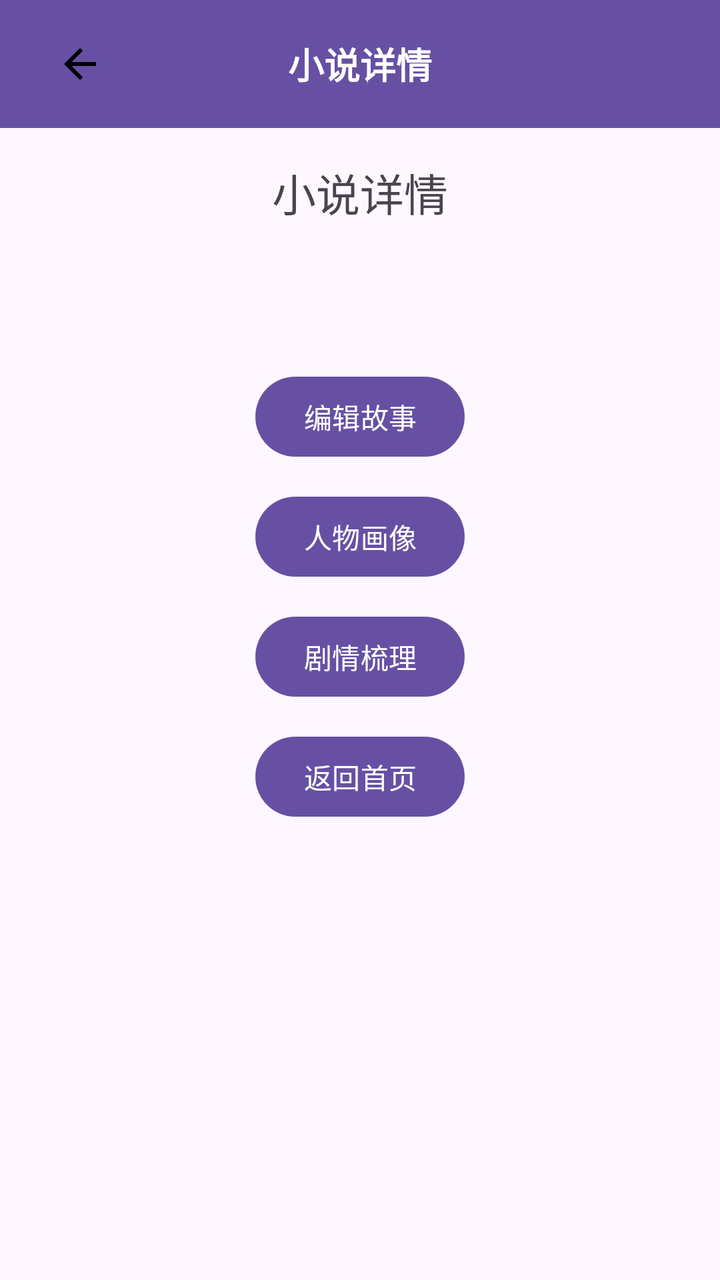
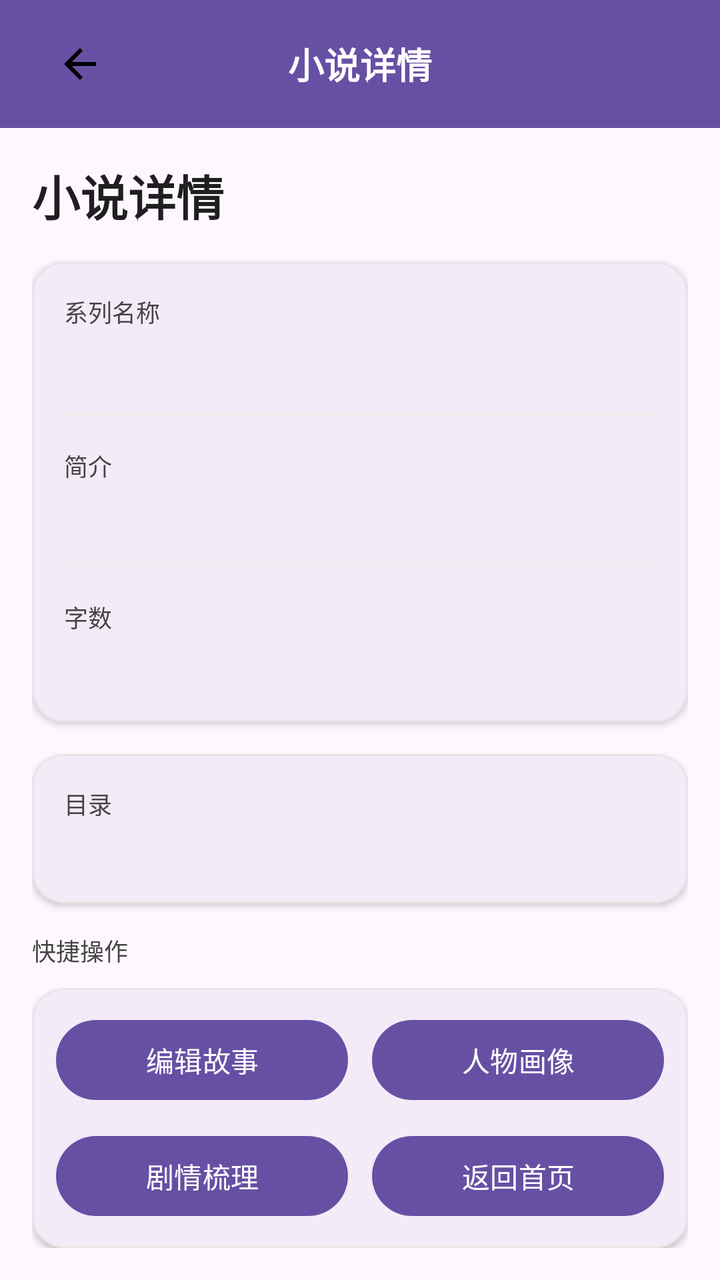

Screens rendered from an Android XML layout before and after an edit, with the pre-edit source and the edit as a unified diff.
<!-- AndroidManifest.xml: application theme Theme.StoryTeller -->
<!-- res/layout/activity_story_detail.xml -->
<?xml version="1.0" encoding="utf-8"?>
<androidx.constraintlayout.widget.ConstraintLayout xmlns:android="http://schemas.android.com/apk/res/android"
    xmlns:app="http://schemas.android.com/apk/res-auto"
    android:layout_width="match_parent"
    android:layout_height="match_parent">

    <com.google.android.material.appbar.AppBarLayout
        android:id="@+id/appbar"
        android:layout_width="0dp"
        android:layout_height="wrap_content"
        app:layout_constraintTop_toTopOf="parent"
        app:layout_constraintStart_toStartOf="parent"
        app:layout_constraintEnd_toEndOf="parent">

        <androidx.appcompat.widget.Toolbar
            android:layout_width="match_parent"
            android:layout_height="?attr/actionBarSize"
            android:background="?attr/colorPrimary">

            <ImageView
                android:id="@+id/btn_back"
                android:layout_width="48dp"
                android:layout_height="48dp"
                android:layout_gravity="start"
                android:padding="12dp"
                android:src="@drawable/ic_arrow_back"
                android:contentDescription="@string/action_back" />

            <TextView
                android:layout_width="wrap_content"
                android:layout_height="wrap_content"
                android:layout_gravity="center"
                android:text="@string/title_story_preview"
                android:textColor="@android:color/white"
                android:textSize="18sp"
                android:textStyle="bold" />
        </androidx.appcompat.widget.Toolbar>
    </com.google.android.material.appbar.AppBarLayout>

    <TextView
        android:id="@+id/tv_story_preview_title"
        android:layout_width="wrap_content"
        android:layout_height="wrap_content"
        android:layout_marginTop="16dp"
        android:text="@string/title_story_preview"
        android:textSize="22sp"
        app:layout_constraintTop_toBottomOf="@id/appbar"
        app:layout_constraintStart_toStartOf="parent"
        app:layout_constraintEnd_toEndOf="parent" />

    <TextView
        android:id="@+id/tv_story_series"
        android:layout_width="0dp"
        android:layout_height="wrap_content"
        android:layout_marginTop="12dp"
        android:layout_marginStart="24dp"
        android:layout_marginEnd="24dp"
        android:textColor="#1976D2"
        android:textSize="14sp"
        app:layout_constraintTop_toBottomOf="@id/tv_story_preview_title"
        app:layout_constraintStart_toStartOf="parent"
        app:layout_constraintEnd_toEndOf="parent" />

    <TextView
        android:id="@+id/tv_story_description"
        android:layout_width="0dp"
        android:layout_height="wrap_content"
        android:layout_marginTop="6dp"
        android:layout_marginStart="24dp"
        android:layout_marginEnd="24dp"
        android:textSize="14sp"
        android:textColor="@android:color/darker_gray"
        app:layout_constraintTop_toBottomOf="@id/tv_story_series"
        app:layout_constraintStart_toStartOf="parent"
        app:layout_constraintEnd_toEndOf="parent" />

    <Button
        android:id="@+id/btn_edit_story"
        android:layout_width="wrap_content"
        android:layout_height="wrap_content"
        android:layout_marginTop="16dp"
        android:text="@string/action_edit_story"
        app:layout_constraintTop_toBottomOf="@id/tv_story_description"
        app:layout_constraintStart_toStartOf="parent"
        app:layout_constraintEnd_toEndOf="parent" />

    <Button
        android:id="@+id/btn_character_analysis"
        android:layout_width="wrap_content"
        android:layout_height="wrap_content"
        android:layout_marginTop="12dp"
        android:text="@string/action_character_analysis"
        app:layout_constraintTop_toBottomOf="@id/btn_edit_story"
        app:layout_constraintStart_toStartOf="parent"
        app:layout_constraintEnd_toEndOf="parent" />

    <Button
        android:id="@+id/btn_plot_tree"
        android:layout_width="wrap_content"
        android:layout_height="wrap_content"
        android:layout_marginTop="12dp"
        android:text="@string/action_plot_outline"
        app:layout_constraintTop_toBottomOf="@id/btn_character_analysis"
        app:layout_constraintStart_toStartOf="parent"
        app:layout_constraintEnd_toEndOf="parent" />

    <Button
        android:id="@+id/btn_back_home"
        android:layout_width="wrap_content"
        android:layout_height="wrap_content"
        android:layout_marginTop="12dp"
        android:text="@string/action_back_home"
        app:layout_constraintTop_toBottomOf="@id/btn_plot_tree"
        app:layout_constraintStart_toStartOf="parent"
        app:layout_constraintEnd_toEndOf="parent" />


</androidx.constraintlayout.widget.ConstraintLayout>
<!-- resources referenced by this layout -->
<resources>
  <!-- drawable ic_arrow_back (drawable) -->
  <?xml version="1.0" encoding="utf-8"?>
  <vector xmlns:android="http://schemas.android.com/apk/res/android"
      android:width="24dp"
      android:height="24dp"
      android:viewportWidth="24"
      android:viewportHeight="24">
      <path
          android:fillColor="#000000"
          android:pathData="M20,11H7.83l5.59,-5.59L12,4l-8,8 8,8 1.41,-1.41L7.83,13H20v-2z"/>
  </vector>
  <string name="action_back">返回</string>
  <string name="action_back_home">返回首页</string>
  <string name="action_character_analysis">人物画像</string>
  <string name="action_edit_story">编辑故事</string>
  <string name="action_plot_outline">剧情梳理</string>
  <string name="title_story_preview">小说详情</string>
  <style name="Theme.StoryTeller" parent="Base.Theme.StoryTeller" />
  <style name="Base.Theme.StoryTeller" parent="Theme.Material3.DayNight.NoActionBar">
          
          
      </style>
</resources>

<!-- the commit's change to res/layout/activity_story_detail.xml (unified diff, before → after) -->
@@ -37,82 +37,243 @@
         </androidx.appcompat.widget.Toolbar>
     </com.google.android.material.appbar.AppBarLayout>
 
-    <TextView
-        android:id="@+id/tv_story_preview_title"
-        android:layout_width="wrap_content"
-        android:layout_height="wrap_content"
-        android:layout_marginTop="16dp"
-        android:text="@string/title_story_preview"
-        android:textSize="22sp"
+    <androidx.core.widget.NestedScrollView
+        android:layout_width="0dp"
+        android:layout_height="0dp"
+        android:fillViewport="true"
+        android:paddingStart="16dp"
+        android:paddingEnd="16dp"
+        android:paddingTop="16dp"
         app:layout_constraintTop_toBottomOf="@id/appbar"
+        app:layout_constraintBottom_toTopOf="@id/layout_actions_footer"
         app:layout_constraintStart_toStartOf="parent"
-        app:layout_constraintEnd_toEndOf="parent" />
-
-    <TextView
-        android:id="@+id/tv_story_series"
+        app:layout_constraintEnd_toEndOf="parent">
+
+        <LinearLayout
+            android:layout_width="match_parent"
+            android:layout_height="wrap_content"
+            android:orientation="vertical">
+
+            <TextView
+                android:id="@+id/tv_story_preview_title"
+                android:layout_width="match_parent"
+                android:layout_height="wrap_content"
+                android:text="@string/title_story_preview"
+                android:textColor="#1F1F1F"
+                android:textSize="24sp"
+                android:textStyle="bold"
+                android:maxLines="2"
+                android:ellipsize="end" />
+
+            <com.google.android.material.card.MaterialCardView
+                android:layout_width="match_parent"
+                android:layout_height="wrap_content"
+                android:layout_marginTop="16dp"
+                app:cardCornerRadius="16dp"
+                app:cardElevation="2dp"
+                app:strokeWidth="1dp"
+                app:strokeColor="#E6E6E6">
+
+                <LinearLayout
+                    android:layout_width="match_parent"
+                    android:layout_height="wrap_content"
+                    android:orientation="vertical"
+                    android:padding="16dp">
+
+                    <TextView
+                        android:layout_width="wrap_content"
+                        android:layout_height="wrap_content"
+                        android:text="@string/story_detail_series_label"
+                        android:textColor="#444444"
+                        android:textSize="12sp" />
+
+                    <TextView
+                        android:id="@+id/tv_story_series"
+                        android:layout_width="match_parent"
+                        android:layout_height="wrap_content"
+                        android:layout_marginTop="6dp"
+                        android:textColor="#2A2A2A"
+                        android:textSize="15sp"
+                        android:textStyle="bold" />
+
+                    <View
+                        android:layout_width="match_parent"
+                        android:layout_height="1dp"
+                        android:layout_marginTop="16dp"
+                        android:layout_marginBottom="16dp"
+                        android:background="#EEEEEE" />
+
+                    <TextView
+                        android:layout_width="wrap_content"
+                        android:layout_height="wrap_content"
+                        android:text="@string/story_detail_description_label"
+                        android:textColor="#444444"
+                        android:textSize="12sp" />
+
+                    <TextView
+                        android:id="@+id/tv_story_description"
+                        android:layout_width="match_parent"
+                        android:layout_height="wrap_content"
+                        android:layout_marginTop="6dp"
+                        android:textColor="#333333"
+                        android:textSize="14sp"
+                        android:lineSpacingExtra="4dp" />
+
+                    <View
+                        android:layout_width="match_parent"
+                        android:layout_height="1dp"
+                        android:layout_marginTop="16dp"
+                        android:layout_marginBottom="16dp"
+                        android:background="#EEEEEE" />
+
+                    <TextView
+                        android:layout_width="wrap_content"
+                        android:layout_height="wrap_content"
+                        android:text="@string/story_detail_word_count_label"
+                        android:textColor="#444444"
+                        android:textSize="12sp" />
+
+                    <TextView
+                        android:id="@+id/tv_story_word_count"
+                        android:layout_width="match_parent"
+                        android:layout_height="wrap_content"
+                        android:layout_marginTop="6dp"
+                        android:textColor="#2A2A2A"
+                        android:textSize="16sp"
+                        android:textStyle="bold" />
+
+                </LinearLayout>
+            </com.google.android.material.card.MaterialCardView>
+
+            <com.google.android.material.card.MaterialCardView
+                android:layout_width="match_parent"
+                android:layout_height="wrap_content"
+                android:layout_marginTop="16dp"
+                app:cardCornerRadius="16dp"
+                app:cardElevation="2dp"
+                app:strokeWidth="1dp"
+                app:strokeColor="#E6E6E6">
+
+                <LinearLayout
+                    android:layout_width="match_parent"
+                    android:layout_height="wrap_content"
+                    android:orientation="vertical"
+                    android:padding="16dp">
+
+                    <TextView
+                        android:layout_width="wrap_content"
+                        android:layout_height="wrap_content"
+                        android:text="@string/story_detail_catalog_label"
+                        android:textColor="#444444"
+                        android:textSize="12sp" />
+
+                    <TextView
+                        android:id="@+id/tv_story_catalog"
+                        android:layout_width="match_parent"
+                        android:layout_height="wrap_content"
+                        android:layout_marginTop="6dp"
+                        android:lineSpacingExtra="4dp"
+                        android:textColor="#333333"
+                        android:textSize="14sp" />
+
+                </LinearLayout>
+            </com.google.android.material.card.MaterialCardView>
+        </LinearLayout>
+    </androidx.core.widget.NestedScrollView>
+
+    <LinearLayout
+        android:id="@+id/layout_actions_footer"
         android:layout_width="0dp"
         android:layout_height="wrap_content"
-        android:layout_marginTop="12dp"
-        android:layout_marginStart="24dp"
-        android:layout_marginEnd="24dp"
-        android:textColor="#1976D2"
-        android:textSize="14sp"
-        app:layout_constraintTop_toBottomOf="@id/tv_story_preview_title"
+        android:orientation="vertical"
+        android:paddingStart="16dp"
+        android:paddingEnd="16dp"
+        android:paddingBottom="16dp"
         app:layout_constraintStart_toStartOf="parent"
-        app:layout_constraintEnd_toEndOf="parent" />
-
-    <TextView
-        android:id="@+id/tv_story_description"
-        android:layout_width="0dp"
-        android:layout_height="wrap_content"
-        android:layout_marginTop="6dp"
-        android:layout_marginStart="24dp"
-        android:layout_marginEnd="24dp"
-        android:textSize="14sp"
-        android:textColor="@android:color/darker_gray"
-        app:layout_constraintTop_toBottomOf="@id/tv_story_series"
-        app:layout_constraintStart_toStartOf="parent"
-        app:layout_constraintEnd_toEndOf="parent" />
-
-    <Button
-        android:id="@+id/btn_edit_story"
-        android:layout_width="wrap_content"
-        android:layout_height="wrap_content"
-        android:layout_marginTop="16dp"
-        android:text="@string/action_edit_story"
-        app:layout_constraintTop_toBottomOf="@id/tv_story_description"
-        app:layout_constraintStart_toStartOf="parent"
-        app:layout_constraintEnd_toEndOf="parent" />
-
-    <Button
-        android:id="@+id/btn_character_analysis"
-        android:layout_width="wrap_content"
-        android:layout_height="wrap_content"
-        android:layout_marginTop="12dp"
-        android:text="@string/action_character_analysis"
-        app:layout_constraintTop_toBottomOf="@id/btn_edit_story"
-        app:layout_constraintStart_toStartOf="parent"
-        app:layout_constraintEnd_toEndOf="parent" />
-
-    <Button
-        android:id="@+id/btn_plot_tree"
-        android:layout_width="wrap_content"
-        android:layout_height="wrap_content"
-        android:layout_marginTop="12dp"
-        android:text="@string/action_plot_outline"
-        app:layout_constraintTop_toBottomOf="@id/btn_character_analysis"
-        app:layout_constraintStart_toStartOf="parent"
-        app:layout_constraintEnd_toEndOf="parent" />
-
-    <Button
-        android:id="@+id/btn_back_home"
-        android:layout_width="wrap_content"
-        android:layout_height="wrap_content"
-        android:layout_marginTop="12dp"
-        android:text="@string/action_back_home"
-        app:layout_constraintTop_toBottomOf="@id/btn_plot_tree"
-        app:layout_constraintStart_toStartOf="parent"
-        app:layout_constraintEnd_toEndOf="parent" />
+        app:layout_constraintEnd_toEndOf="parent"
+        app:layout_constraintBottom_toBottomOf="parent">
+
+        <TextView
+            android:layout_width="wrap_content"
+            android:layout_height="wrap_content"
+            android:layout_marginBottom="10dp"
+            android:text="@string/story_detail_actions_label"
+            android:textColor="#444444"
+            android:textSize="12sp" />
+
+        <com.google.android.material.card.MaterialCardView
+            android:layout_width="match_parent"
+            android:layout_height="wrap_content"
+            app:cardCornerRadius="16dp"
+            app:cardElevation="2dp"
+            app:strokeWidth="1dp"
+            app:strokeColor="#E6E6E6">
+
+            <LinearLayout
+                android:layout_width="match_parent"
+                android:layout_height="wrap_content"
+                android:orientation="vertical"
+                android:padding="12dp">
+
+                <LinearLayout
+                    android:layout_width="match_parent"
+                    android:layout_height="wrap_content"
+                    android:orientation="horizontal">
+
+                    <Button
+                        android:id="@+id/btn_edit_story"
+                        android:layout_width="0dp"
+                        android:layout_height="wrap_content"
+                        android:layout_weight="1"
+                        android:text="@string/action_edit_story"
+                        android:textColor="#FFFFFF"
+                        android:textAllCaps="false" />
+
+                    <View
+                        android:layout_width="12dp"
+                        android:layout_height="1dp" />
+
+                    <Button
+                        android:id="@+id/btn_character_analysis"
+                        android:layout_width="0dp"
+                        android:layout_height="wrap_content"
+                        android:layout_weight="1"
+                        android:text="@string/action_character_analysis"
+                        android:textColor="#FFFFFF"
+                        android:textAllCaps="false" />
+                </LinearLayout>
+
+                <LinearLayout
+                    android:layout_width="match_parent"
+                    android:layout_height="wrap_content"
+                    android:layout_marginTop="10dp"
+                    android:orientation="horizontal">
+
+                    <Button
+                        android:id="@+id/btn_plot_tree"
+                        android:layout_width="0dp"
+                        android:layout_height="wrap_content"
+                        android:layout_weight="1"
+                        android:text="@string/action_plot_outline"
+                        android:textColor="#FFFFFF"
+                        android:textAllCaps="false" />
+
+                    <View
+                        android:layout_width="12dp"
+                        android:layout_height="1dp" />
+
+                    <Button
+                        android:id="@+id/btn_back_home"
+                        android:layout_width="0dp"
+                        android:layout_height="wrap_content"
+                        android:layout_weight="1"
+                        android:text="@string/action_back_home"
+                        android:textColor="#FFFFFF"
+                        android:textAllCaps="false" />
+                </LinearLayout>
+            </LinearLayout>
+        </com.google.android.material.card.MaterialCardView>
+    </LinearLayout>
 
 
 </androidx.constraintlayout.widget.ConstraintLayout>
<!-- resource entries referenced after the edit -->
@@ -16,6 +16,11 @@
   <string name="action_character_analysis">人物画像</string>
   <string name="action_edit_story">编辑故事</string>
   <string name="action_plot_outline">剧情梳理</string>
+  <string name="story_detail_actions_label">快捷操作</string>
+  <string name="story_detail_catalog_label">目录</string>
+  <string name="story_detail_description_label">简介</string>
+  <string name="story_detail_series_label">系列名称</string>
+  <string name="story_detail_word_count_label">字数</string>
   <string name="title_story_preview">小说详情</string>
   <style name="Theme.StoryTeller" parent="Base.Theme.StoryTeller" />
   <style name="Base.Theme.StoryTeller" parent="Theme.Material3.DayNight.NoActionBar">
